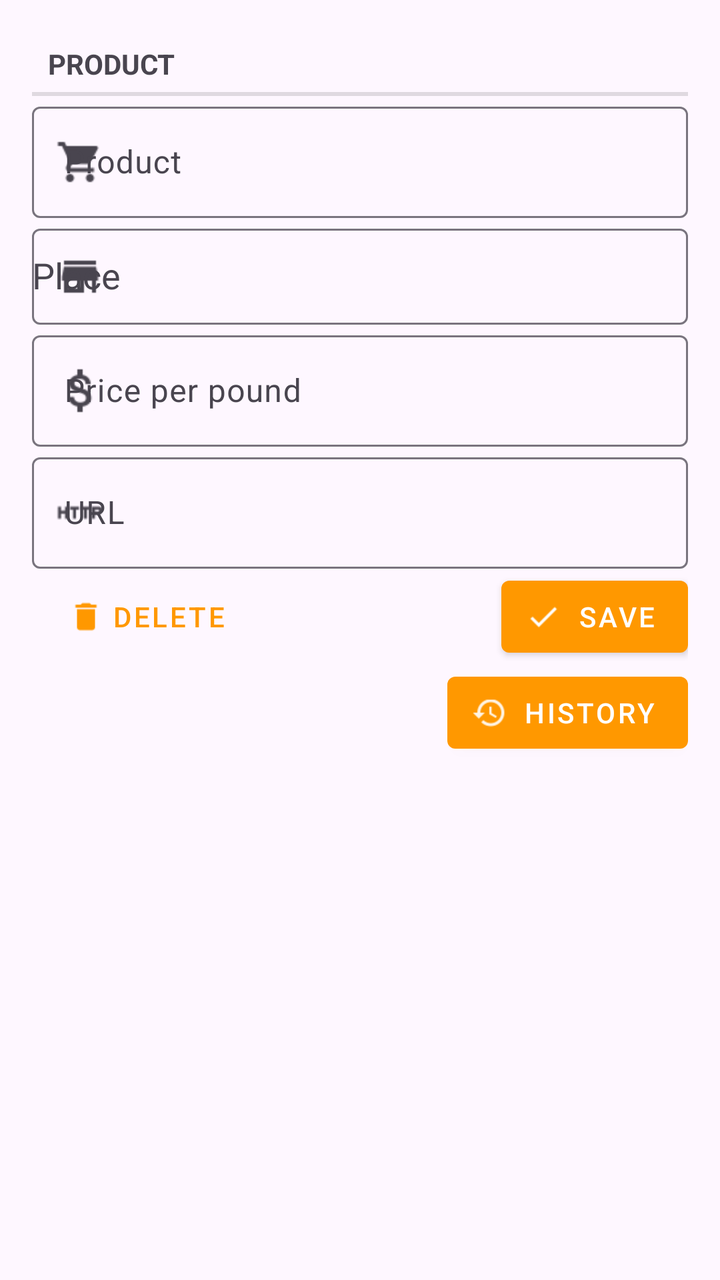
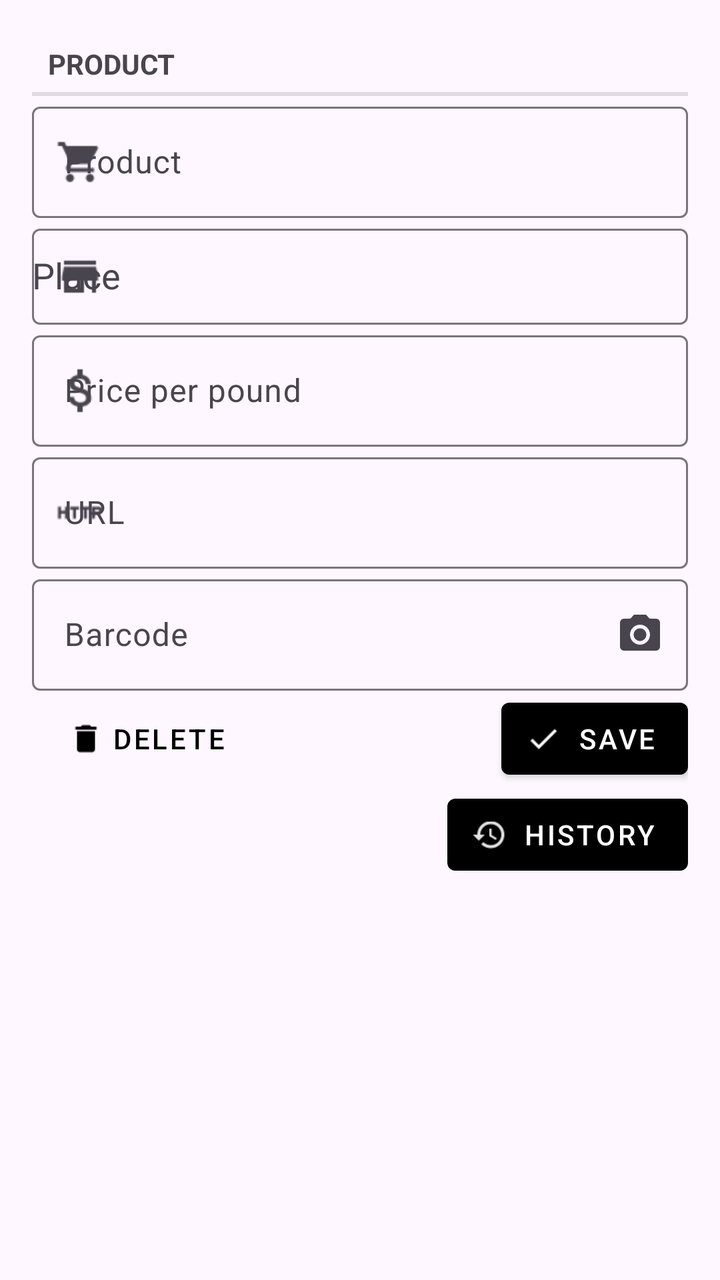

The first picture is an Android layout as it rendered before a commit; the second is the same layout after the commit. The layout source and the unified diff follow.
<!-- AndroidManifest.xml: activity theme Theme.Saver -->
<!-- res/layout/add_update_product.xml -->
<?xml version="1.0" encoding="utf-8"?>
<RelativeLayout xmlns:android="http://schemas.android.com/apk/res/android"
	xmlns:app="http://schemas.android.com/apk/res-auto"
	android:layout_width="fill_parent"
	android:layout_height="fill_parent"
	android:paddingTop="16dp"
	android:paddingBottom="64dp"
	android:paddingStart="16dp"
	android:paddingEnd="16dp">

	<TextView
		android:id="@+id/product_separator"
		style="?android:attr/listSeparatorTextViewStyle"
		android:text="@string/product" />

	<com.google.android.material.textfield.TextInputLayout
		android:id="@+id/product_entry_layout"
		android:layout_width="fill_parent"
		android:layout_height="wrap_content"
		android:layout_below="@id/product_separator"
		android:hint="@string/product"
		android:labelFor="@id/product_entry"
		app:startIconDrawable="@drawable/ic_shopping_cart_black_24dp">

		<com.google.android.material.textfield.TextInputEditText
			android:id="@+id/product_entry"
			android:layout_width="fill_parent"
			android:layout_height="wrap_content"
			android:autofillHints="name"
			android:imeOptions="actionNext"
			android:inputType="textCapWords"
			android:minHeight="48dp"
			android:singleLine="true" />

	</com.google.android.material.textfield.TextInputLayout>


	<com.google.android.material.textfield.TextInputLayout
		android:id="@+id/place_entry_layout"
		android:layout_width="fill_parent"
		android:layout_height="wrap_content"
		android:layout_below="@id/product_entry_layout"
		android:hint="@string/place"
		android:labelFor="@id/place_entry_autocomplete"
		app:startIconDrawable="@drawable/ic_store_black_24dp">

		<AutoCompleteTextView
			android:id="@+id/place_entry_autocomplete"
			android:layout_width="fill_parent"
			android:layout_height="wrap_content"
			android:imeOptions="actionNext"
			android:inputType="text"
			android:minHeight="48dp"
			android:singleLine="true" />

	</com.google.android.material.textfield.TextInputLayout>

	<com.google.android.material.textfield.TextInputLayout
		android:id="@+id/price_per_weight_entry_layout"
		android:layout_width="fill_parent"
		android:layout_height="wrap_content"
		android:layout_below="@id/place_entry_layout"
		android:hint="@string/price_per_pound_hint"
		android:labelFor="@id/price_per_weight_entry"
		app:startIconDrawable="@drawable/ic_attach_money_black_24dp">

		<com.google.android.material.textfield.TextInputEditText
			android:id="@+id/price_per_weight_entry"
			android:layout_width="fill_parent"
			android:layout_height="wrap_content"
			android:autofillHints="price"
			android:imeOptions="actionDone"
			android:inputType="numberDecimal"
			android:minHeight="48dp" />

	</com.google.android.material.textfield.TextInputLayout>

	<com.google.android.material.textfield.TextInputLayout
		android:id="@+id/url_entry_layout"
		android:layout_width="fill_parent"
		android:layout_height="wrap_content"
		android:layout_below="@id/price_per_weight_entry_layout"
		android:hint="@string/url"
		android:labelFor="@id/url_entry"
		app:startIconDrawable="@drawable/ic_http_black_24dp">

		<com.google.android.material.textfield.TextInputEditText
			android:id="@+id/url_entry"
			android:layout_width="fill_parent"
			android:layout_height="wrap_content"
			android:autofillHints="url"
			android:imeOptions="actionDone"
			android:inputType="textUri"
			android:minHeight="48dp" />

	</com.google.android.material.textfield.TextInputLayout>

	
	<com.google.android.material.button.MaterialButton
		android:id="@+id/delete_button"
		style="@style/Widget.MaterialComponents.Button.TextButton.Icon"
		android:layout_width="wrap_content"
		android:layout_height="wrap_content"
		android:layout_below="@id/url_entry_layout"
		android:layout_alignParentStart="true"
		android:layout_marginStart="10dip"
		android:text="@string/delete"
		app:icon="@drawable/ic_delete_black_24dp" />

	<com.google.android.material.button.MaterialButton
		android:id="@+id/done_button"
		style="@style/Widget.MaterialComponents.Button.Icon"
		android:layout_width="wrap_content"
		android:layout_height="wrap_content"
		android:layout_below="@id/url_entry_layout"
		android:layout_alignParentEnd="true"
		android:layout_marginStart="10dip"
		android:text="@string/save"
		app:icon="@drawable/ic_done_black_24dp" />

	<com.google.android.material.button.MaterialButton
		android:id="@+id/history_button"
		style="@style/Widget.MaterialComponents.Button.Icon"
		android:layout_width="wrap_content"
		android:layout_height="wrap_content"
		android:layout_below="@id/done_button"
		android:layout_alignParentEnd="true"
		android:layout_marginStart="10dip"
		android:text="@string/history"
		app:icon="@drawable/ic_history_black_24dp" />

</RelativeLayout>
<!-- resources referenced by this layout -->
<resources>
  <!-- drawable ic_attach_money_black_24dp: png bitmap (drawable, 395 bytes) -->
  <!-- drawable ic_delete_black_24dp: png bitmap (drawable-hdpi, 155 bytes) -->
  <!-- drawable ic_done_black_24dp: png bitmap (drawable, 177 bytes) -->
  <!-- drawable ic_history_black_24dp: png bitmap (drawable, 493 bytes) -->
  <!-- drawable ic_http_black_24dp: png bitmap (drawable, 223 bytes) -->
  <!-- drawable ic_shopping_cart_black_24dp: png bitmap (drawable, 317 bytes) -->
  <!-- drawable ic_store_black_24dp: png bitmap (drawable, 159 bytes) -->
  <string name="delete">Delete</string>
  <string name="history">History</string>
  <string name="place">Place</string>
  <string name="price_per_pound_hint">Price per pound</string>
  <string name="product">Product</string>
  <string name="save">Save</string>
  <string name="url">URL</string>
  <style name="Theme.Saver" parent="Theme.Material3.DayNight.NoActionBar">
          
          <item name="colorPrimary">@color/colorPrimary</item>
          <item name="colorPrimaryVariant">@color/colorPrimaryDark</item>
          <item name="colorOnPrimary">@color/white</item>
          
          <item name="colorSecondary">@color/teal_200</item>
          <item name="colorSecondaryVariant">@color/teal_700</item>
          <item name="colorOnSecondary">@color/black</item>
          
          <item name="android:statusBarColor">?attr/colorPrimaryVariant</item>
          
      </style>
  <color name="colorPrimary">#FF9800</color>
  <color name="colorPrimaryDark">#F57C00</color>
  <color name="white">#FFFFFFFF</color>
  <color name="teal_200">#FF9800</color>
  <color name="teal_700">#F57C00</color>
  <color name="black">#FF000000</color>
</resources>

<!-- the commit's change to res/layout/add_update_product.xml (unified diff, before → after) -->
@@ -95,13 +95,34 @@
 
 	</com.google.android.material.textfield.TextInputLayout>
 
+	<com.google.android.material.textfield.TextInputLayout
+		android:id="@+id/barcode_entry_layout"
+		android:layout_width="fill_parent"
+		android:layout_height="wrap_content"
+		android:layout_below="@id/url_entry_layout"
+		android:hint="@string/barcode"
+		android:labelFor="@id/barcode_entry"
+		app:endIconMode="custom"
+		app:endIconDrawable="@drawable/ic_camera_alt_black_24dp"
+		app:endIconContentDescription="@string/scan">
+
+		<com.google.android.material.textfield.TextInputEditText
+			android:id="@+id/barcode_entry"
+			android:layout_width="fill_parent"
+			android:layout_height="wrap_content"
+			android:imeOptions="actionDone"
+			android:inputType="text"
+			android:minHeight="48dp" />
+
+	</com.google.android.material.textfield.TextInputLayout>
+
 	
 	<com.google.android.material.button.MaterialButton
 		android:id="@+id/delete_button"
 		style="@style/Widget.MaterialComponents.Button.TextButton.Icon"
 		android:layout_width="wrap_content"
 		android:layout_height="wrap_content"
-		android:layout_below="@id/url_entry_layout"
+		android:layout_below="@id/barcode_entry_layout"
 		android:layout_alignParentStart="true"
 		android:layout_marginStart="10dip"
 		android:text="@string/delete"
@@ -112,7 +133,7 @@
 		style="@style/Widget.MaterialComponents.Button.Icon"
 		android:layout_width="wrap_content"
 		android:layout_height="wrap_content"
-		android:layout_below="@id/url_entry_layout"
+		android:layout_below="@id/barcode_entry_layout"
 		android:layout_alignParentEnd="true"
 		android:layout_marginStart="10dip"
 		android:text="@string/save"
<!-- resource entries referenced after the edit -->
@@ -1,37 +1,49 @@
 <!-- resources referenced by this layout -->
 <resources>
   <!-- drawable ic_attach_money_black_24dp: png bitmap (drawable, 395 bytes) -->
+  <!-- drawable ic_camera_alt_black_24dp (drawable) -->
+  <vector xmlns:android="http://schemas.android.com/apk/res/android"
+      android:width="24dp"
+      android:height="24dp"
+      android:viewportWidth="24"
+      android:viewportHeight="24"
+      android:tint="#FFFFFF">
+    <path
+        android:fillColor="@android:color/black"
+        android:pathData="M12,12m-3.2,0a3.2,3.2 0,1 1,6.4 0a3.2,3.2 0,1 1,-6.4 0"/>
+    <path
+        android:fillColor="@android:color/black"
+        android:pathData="M9,2L7.17,4H4c-1.1,0 -2,0.9 -2,2v12c0,1.1 0.9,2 2,2h16c1.1,0 2,-0.9 2,-2V6c0,-1.1 -0.9,-2 -2,-2h-3.17L15,2H9zM12,17c-2.76,0 -5,-2.24 -5,-5s2.24,-5 5,-5s5,2.24 5,5s-2.24,5 -5,5z"/>
+  </vector>
   <!-- drawable ic_delete_black_24dp: png bitmap (drawable-hdpi, 155 bytes) -->
   <!-- drawable ic_done_black_24dp: png bitmap (drawable, 177 bytes) -->
   <!-- drawable ic_history_black_24dp: png bitmap (drawable, 493 bytes) -->
   <!-- drawable ic_http_black_24dp: png bitmap (drawable, 223 bytes) -->
   <!-- drawable ic_shopping_cart_black_24dp: png bitmap (drawable, 317 bytes) -->
   <!-- drawable ic_store_black_24dp: png bitmap (drawable, 159 bytes) -->
+  <string name="barcode">Barcode</string>
   <string name="delete">Delete</string>
   <string name="history">History</string>
   <string name="place">Place</string>
   <string name="price_per_pound_hint">Price per pound</string>
   <string name="product">Product</string>
   <string name="save">Save</string>
+  <string name="scan">Scan</string>
   <string name="url">URL</string>
   <style name="Theme.Saver" parent="Theme.Material3.DayNight.NoActionBar">
           
-          <item name="colorPrimary">@color/colorPrimary</item>
-          <item name="colorPrimaryVariant">@color/colorPrimaryDark</item>
+          <item name="colorPrimary">@color/black</item>
+          <item name="colorPrimaryVariant">@color/black</item>
           <item name="colorOnPrimary">@color/white</item>
           
-          <item name="colorSecondary">@color/teal_200</item>
-          <item name="colorSecondaryVariant">@color/teal_700</item>
-          <item name="colorOnSecondary">@color/black</item>
+          <item name="colorSecondary">@color/black</item>
+          <item name="colorSecondaryVariant">@color/black</item>
+          <item name="colorOnSecondary">@color/white</item>
           
           <item name="android:statusBarColor">?attr/colorPrimaryVariant</item>
           
       </style>
-  <color name="colorPrimary">#FF9800</color>
-  <color name="colorPrimaryDark">#F57C00</color>
   <color name="white">#FFFFFFFF</color>
-  <color name="teal_200">#FF9800</color>
-  <color name="teal_700">#F57C00</color>
   <color name="black">#FF000000</color>
 </resources>
 
